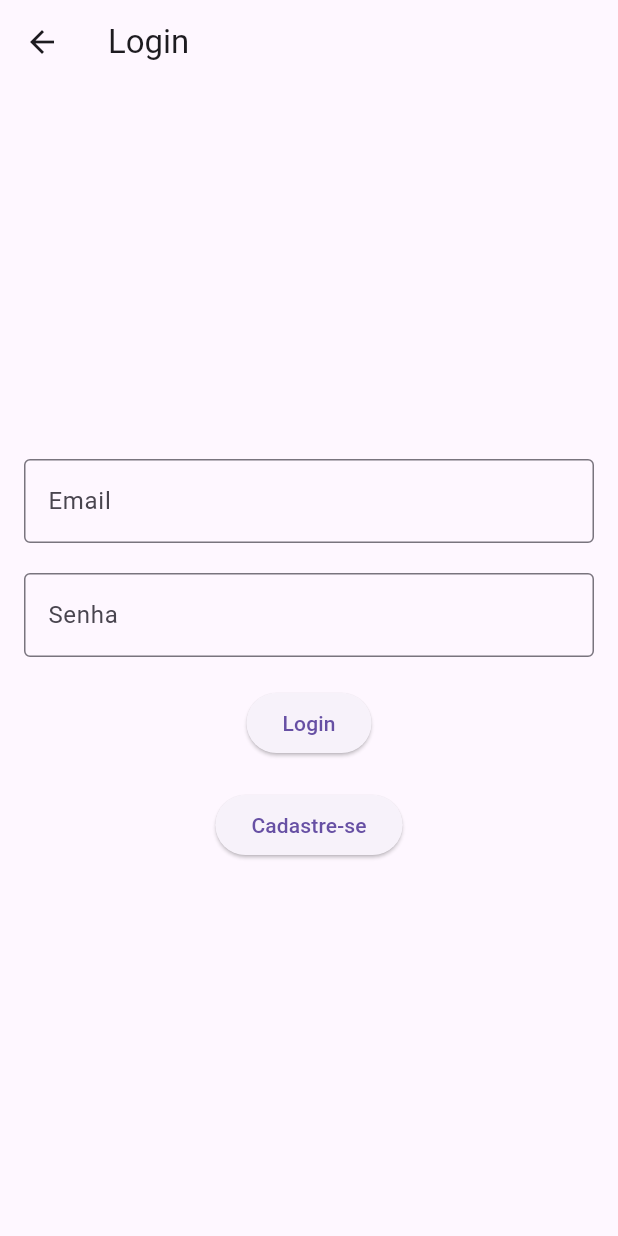
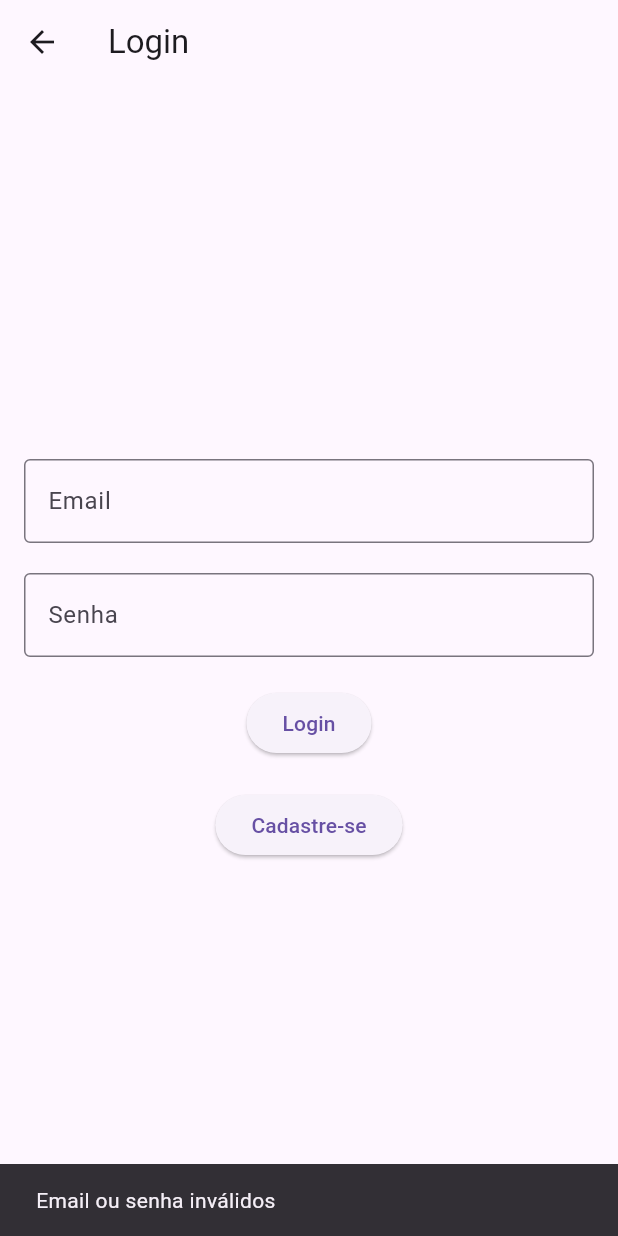
Before and after one commit to Clodomilson/App_RockInRio, a Flutter app: the LoginPage screen opened directly, after a tap on "Login", on a phone screen of 412 x 824 dp. Run offline on Flutter 3.47's test engine with Material 3 defaults, Android fonts, the phone set to English and light mode, and no system bars; our stand-ins replace device_preview, sqflite; accounts and stored records are empty.

Commit message:
"LOGIN NO SQLITE"

```diff
--- a/flutter_rockinrio/lib/LoginPage.dart
+++ b/flutter_rockinrio/lib/LoginPage.dart
@@ -1,7 +1,11 @@
 import 'package:flutter/material.dart';
 import 'package:flutter_rockinrio/RegisterPage.dart';
+import 'database_helper.dart';
 
 class LoginPage extends StatelessWidget {
+  final TextEditingController _emailController = TextEditingController();
+  final TextEditingController _passwordController = TextEditingController();
+
   @override
   Widget build(BuildContext context) {
     return Scaffold(
@@ -15,6 +19,7 @@ class LoginPage extends StatelessWidget {
             mainAxisAlignment: MainAxisAlignment.center,
             children: [
               TextFormField(
+                controller: _emailController,
                 decoration: InputDecoration(
                   labelText: 'Email',
                   border: OutlineInputBorder(),
@@ -22,6 +27,7 @@ class LoginPage extends StatelessWidget {
               ),
               SizedBox(height: 20),
               TextFormField(
+                controller: _passwordController,
                 decoration: InputDecoration(
                   labelText: 'Senha',
                   border: OutlineInputBorder(),
@@ -30,8 +36,17 @@ class LoginPage extends StatelessWidget {
               ),
               SizedBox(height: 20),
               ElevatedButton(
-                onPressed: () {
-                  // Implementar aqui a lógica de autenticação
+                onPressed: () async {
+                  var user = await DatabaseHelper().authenticateUser(
+                    _emailController.text,
+                    _passwordController.text,
+                  );
+                  if (user != null) {
+                    ScaffoldMessenger.of(context).showSnackBar(SnackBar(content: Text('Login realizado com sucesso!')));
+                    // Navegar para outra tela, se necessário
+                  } else {
+                    ScaffoldMessenger.of(context).showSnackBar(SnackBar(content: Text('Email ou senha inválidos')));
+                  }
                 },
                 child: Text('Login'),
               ),
```
